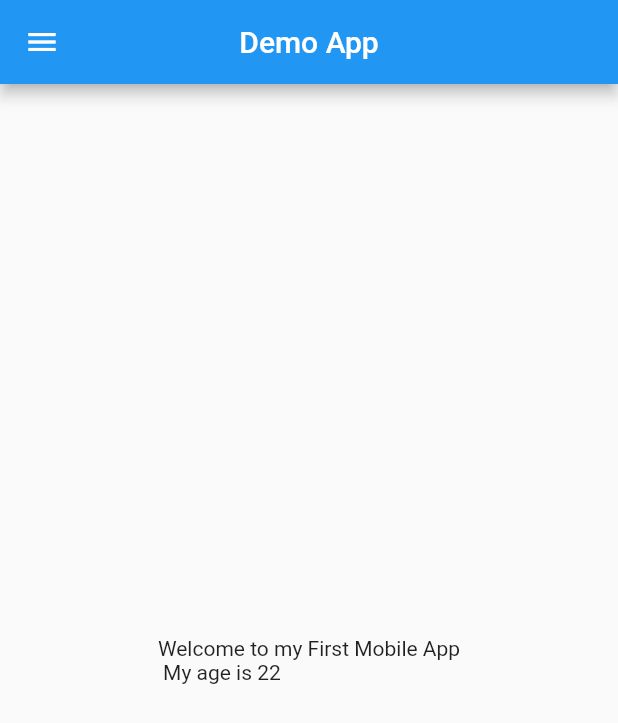
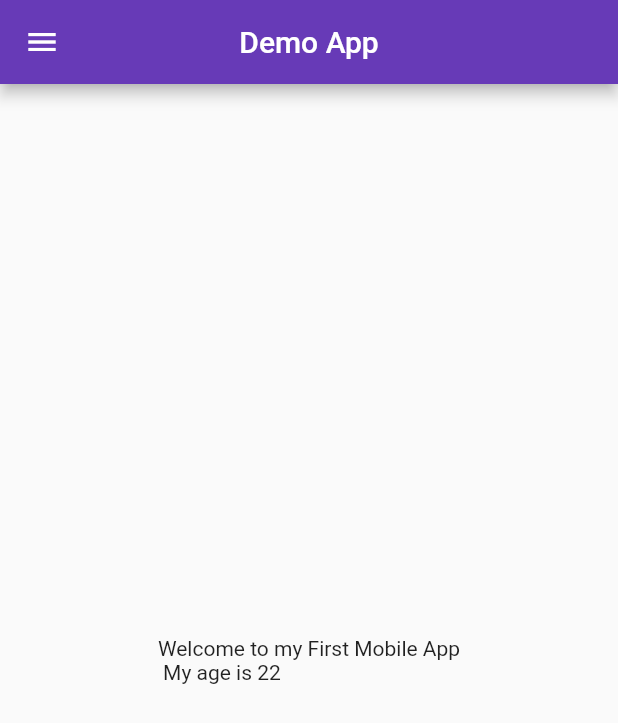
Before and after one commit to AbdullahMalike/Flutter_Ecommerce2, a Flutter app: the screen it shows after launch, on a phone screen of 412 x 824 dp. Shown: the top 723 px of the screen. Run offline on Flutter 3.47's test engine with Material 3 defaults, Android fonts, the phone set to English and light mode, and no system bars.

Commit message:
day 3 completed

```diff
--- a/lib/main.dart
+++ b/lib/main.dart
@@ -1,5 +1,6 @@
 import 'package:flutter/material.dart';
-import 'package:flutterpractise/home_page.dart';
+import 'package:flutterpractise/pages/home_page.dart';
+import 'package:flutterpractise/pages/loginpage.dart';
 
 void main() {
   runApp( MyApp());
@@ -13,8 +14,19 @@ class MyApp extends StatelessWidget {
 
     return  MaterialApp(
     debugShowCheckedModeBanner: false,
-    theme: ThemeData(useMaterial3: false),
-      home: HomePage(),
+    theme: ThemeData(useMaterial3: false,
+    primarySwatch: Colors.deepPurple),
+    themeMode: ThemeMode.system,
+    darkTheme: ThemeData(brightness: Brightness.dark),
+
+
+     // home: HomePage(),
+initialRoute: "/home",
+ routes: {
+        "/": (context)=>LoginPage(),
+        "/home":(context)=>HomePage(),
+        "/login":(context)=>LoginPage()
+      },
     );
   }
 }
```
Also changed, not shown: lib/pages/loginpage.dart (added, +25 -0 lines), lib/pages/home_page.dart (renamed from lib/home_page.dart).
